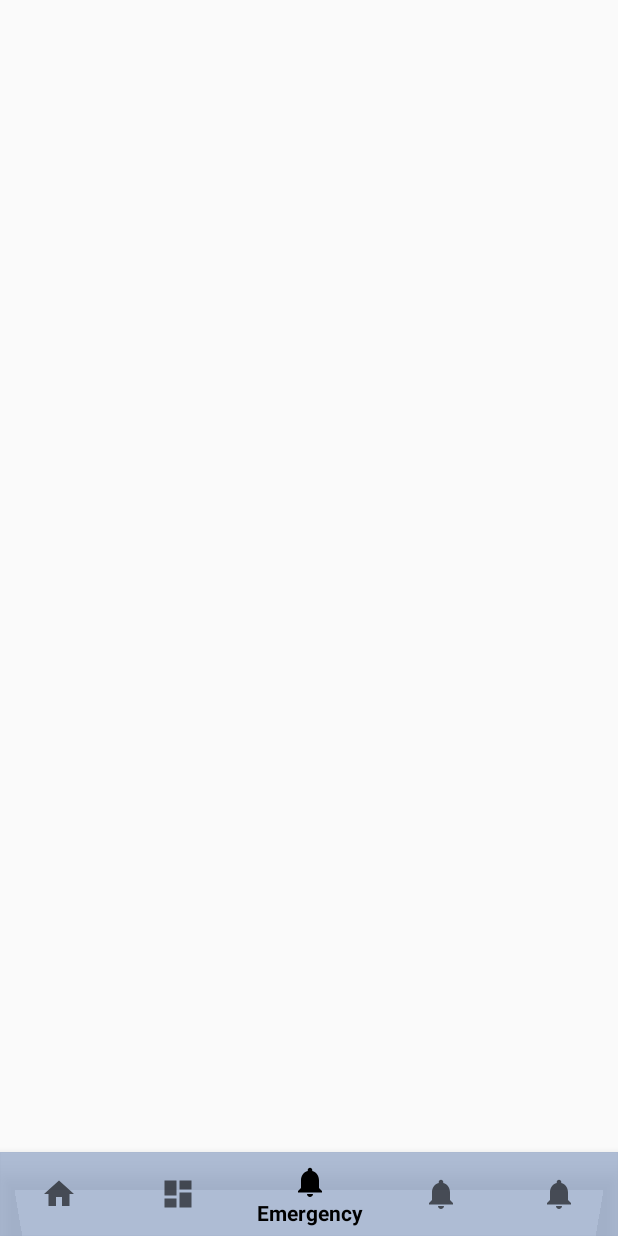
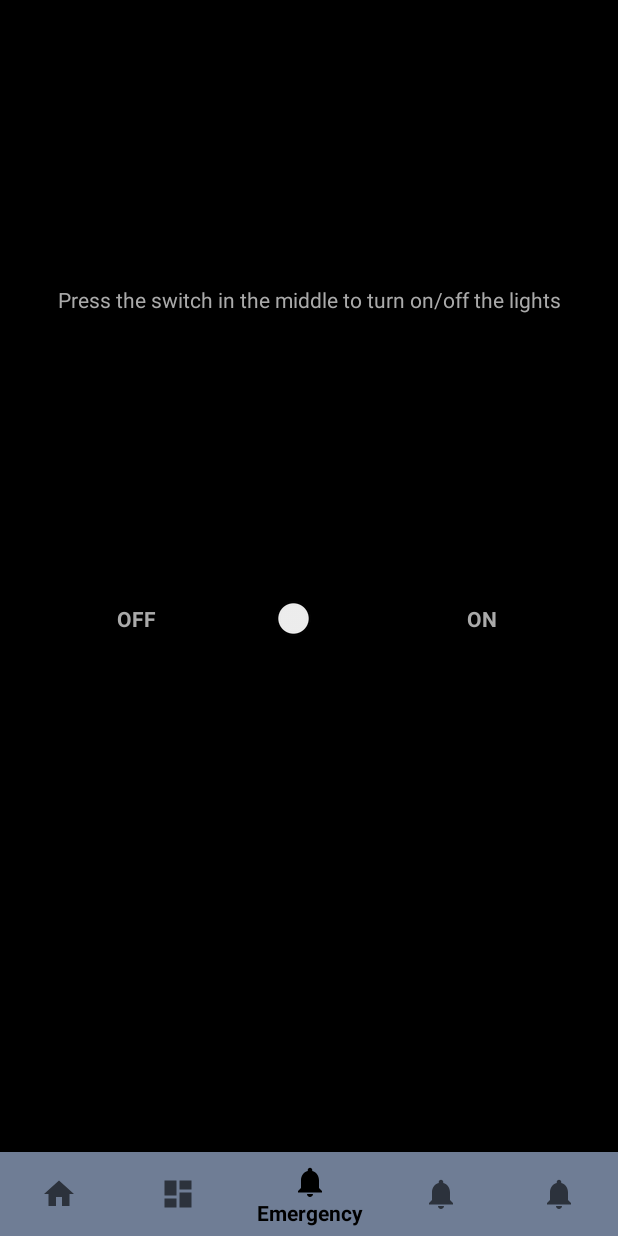
Before and after one commit to zvonimirplivelic/Bulbz, an Android app: the EmergencyFragment screen opened through its navigation route, on a phone screen of 412 x 824 dp. Run offline under Robolectric (Android 15) with nearby library versions, the light colour scheme and no system bars; our stand-ins replace navigation-ui.

Commit message:
Auto stash before rebase of "master"
Emergency light works

```diff
--- a/app/src/main/java/com/zvonimirplivelic/bulbz/ui/EmergencyFragment.kt
+++ b/app/src/main/java/com/zvonimirplivelic/bulbz/ui/EmergencyFragment.kt
@@ -4,8 +4,13 @@ import android.os.Bundle
 import android.view.LayoutInflater
 import android.view.View
 import android.view.ViewGroup
+import android.widget.ImageView
+import android.widget.Switch
+import android.widget.Toast
+import androidx.appcompat.widget.SwitchCompat
 import androidx.fragment.app.Fragment
 import com.zvonimirplivelic.bulbz.R
+import kotlinx.coroutines.*
 
 class EmergencyFragment : Fragment() {
 
@@ -20,5 +25,42 @@ class EmergencyFragment : Fragment() {
     override fun onViewCreated(view: View, savedInstanceState: Bundle?) {
         super.onViewCreated(view, savedInstanceState)
 
+        val topHalf = view.findViewById<ImageView>(R.id.iv_top)
+        val bottomHalf = view.findViewById<ImageView>(R.id.iv_bottom)
+        val switchEmergency = view.findViewById<SwitchCompat>(R.id.switch_emergency)
+
+        switchEmergency?.setOnCheckedChangeListener { _, isChecked ->
+            if (!isChecked) {
+                topHalf.visibility = View.GONE
+                bottomHalf.visibility = View.GONE
+            } else {
+                GlobalScope.launch(Dispatchers.Main) {
+                    topHalf.visibility = View.VISIBLE
+                    bottomHalf.visibility = View.VISIBLE
+                    while (isChecked) {
+                        for (i in 1..4) {
+                            delay(150L)
+                            topHalf.setBackgroundColor(resources.getColor(R.color.red))
+                            bottomHalf.setBackgroundColor(resources.getColor(R.color.blue))
+                            delay(150L)
+                            topHalf.setBackgroundColor(resources.getColor(R.color.blue))
+                            bottomHalf.setBackgroundColor(resources.getColor(R.color.red))
+                        }
+                        for (i in 1..7) {
+                            delay(75L)
+                            topHalf.setBackgroundColor(resources.getColor(R.color.red))
+                            bottomHalf.setBackgroundColor(resources.getColor(R.color.blue))
+                            delay(75L)
+                            topHalf.setBackgroundColor(resources.getColor(R.color.blue))
+                            bottomHalf.setBackgroundColor(resources.getColor(R.color.red))
+                        }
+                    }
+                }
+            }
+        }
+    }
+
+    override fun onDestroyView() {
+        super.onDestroyView()
     }
 }
--- a/app/src/main/res/layout/fragment_emergency.xml
+++ b/app/src/main/res/layout/fragment_emergency.xml
@@ -4,6 +4,82 @@
     xmlns:tools="http://schemas.android.com/tools"
     android:layout_width="match_parent"
     android:layout_height="match_parent"
+    android:background="@android:color/black"
     tools:context=".ui.EmergencyFragment">
 
+    <TextView
+        android:id="@+id/tv_emergency_description"
+        android:layout_width="wrap_content"
+        android:layout_height="wrap_content"
+        android:layout_margin="150dp"
+        android:gravity="center"
+        android:text="Press the switch in the middle to turn on/off the lights"
+        android:textColor="@android:color/darker_gray"
+        app:layout_constraintBottom_toTopOf="@id/switch_emergency"
+        app:layout_constraintLeft_toLeftOf="parent"
+        app:layout_constraintRight_toRightOf="parent"
+        app:layout_constraintTop_toTopOf="parent" />
+
+    <TextView
+        android:id="@+id/tv_off"
+        android:layout_width="wrap_content"
+        android:layout_height="wrap_content"
+        android:text="Off"
+        android:textAllCaps="true"
+        android:textColor="@android:color/darker_gray"
+        android:textStyle="bold"
+        app:layout_constraintBottom_toBottomOf="parent"
+        app:layout_constraintLeft_toLeftOf="parent"
+        app:layout_constraintRight_toLeftOf="@id/switch_emergency"
+        app:layout_constraintTop_toTopOf="parent" />
+
+    <TextView
+        android:id="@+id/tv_on"
+        android:layout_width="wrap_content"
+        android:layout_height="wrap_content"
+        android:text="On"
+        android:textAllCaps="true"
+        android:textColor="@android:color/darker_gray"
+        android:textStyle="bold"
+        app:layout_constraintBottom_toBottomOf="parent"
+        app:layout_constraintLeft_toRightOf="@id/switch_emergency"
+        app:layout_constraintRight_toRightOf="parent"
+        app:layout_constraintTop_toTopOf="parent" />
+
+    <androidx.appcompat.widget.SwitchCompat
+        android:id="@+id/switch_emergency"
+        android:layout_width="wrap_content"
+        android:layout_height="wrap_content"
+        android:checked="false"
+        android:elevation="5dp"
+        app:layout_constraintBottom_toBottomOf="parent"
+        app:layout_constraintLeft_toLeftOf="parent"
+        app:layout_constraintRight_toRightOf="parent"
+        app:layout_constraintTop_toTopOf="parent" />
+
+    <ImageView
+        android:id="@+id/iv_top"
+        android:layout_width="match_parent"
+        android:layout_height="0dp"
+        android:background="#FF0000"
+        android:elevation="1dp"
+        android:visibility="gone"
+        app:layout_constraintBottom_toTopOf="@+id/iv_bottom"
+        app:layout_constraintDimensionRatio="1:1"
+        app:layout_constraintLeft_toLeftOf="parent"
+        app:layout_constraintRight_toRightOf="parent"
+        app:layout_constraintTop_toTopOf="parent" />
+
+    <ImageView
+        android:id="@+id/iv_bottom"
+        android:layout_width="match_parent"
+        android:layout_height="0dp"
+        android:background="#0000FF"
+        android:elevation="1dp"
+        android:visibility="gone"
+        app:layout_constraintBottom_toBottomOf="parent"
+        app:layout_constraintDimensionRatio="1:1"
+        app:layout_constraintLeft_toLeftOf="parent"
+        app:layout_constraintRight_toRightOf="parent"
+        app:layout_constraintTop_toBottomOf="@+id/iv_top" />
 </androidx.constraintlayout.widget.ConstraintLayout>
--- a/app/src/main/res/values/colors.xml
+++ b/app/src/main/res/values/colors.xml
@@ -3,4 +3,6 @@
     <color name="colorPrimary">#000000</color>
     <color name="colorPrimaryDark">#3700B3</color>
     <color name="colorAccent">#03DAC5</color>
+    <color name="red">#FFFF0000</color>
+    <color name="blue">#FF0000FF</color>
 </resources>
```
